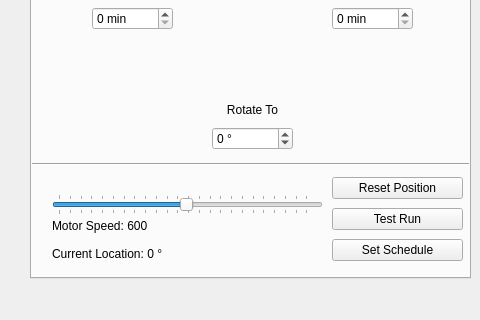
The window that _ui/FlashLapse_CP.ui (CoSE-Jerry/Flashlapse_NEO) describes before a commit, drawn with Qt 5; both pictures show x 0 to 480 and y 172 to 492 of the 800 by 492 pixel window.
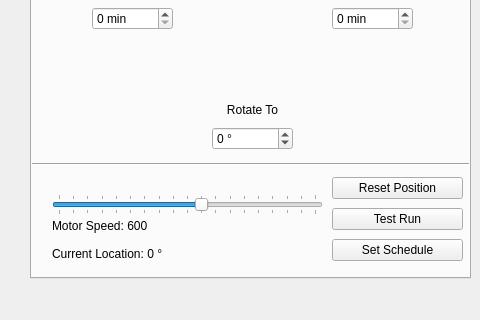
The same window after the commit. Icons and pictures are not drawn.

```diff
--- a/_ui/FlashLapse_CP.ui
+++ b/_ui/FlashLapse_CP.ui
@@ -1073,10 +1073,10 @@
        <cursorShape>OpenHandCursor</cursorShape>
       </property>
       <property name="minimum">
-       <number>10</number>
+       <number>100</number>
       </property>
       <property name="maximum">
-       <number>1200</number>
+       <number>1000</number>
       </property>
       <property name="singleStep">
        <number>20</number>
```
